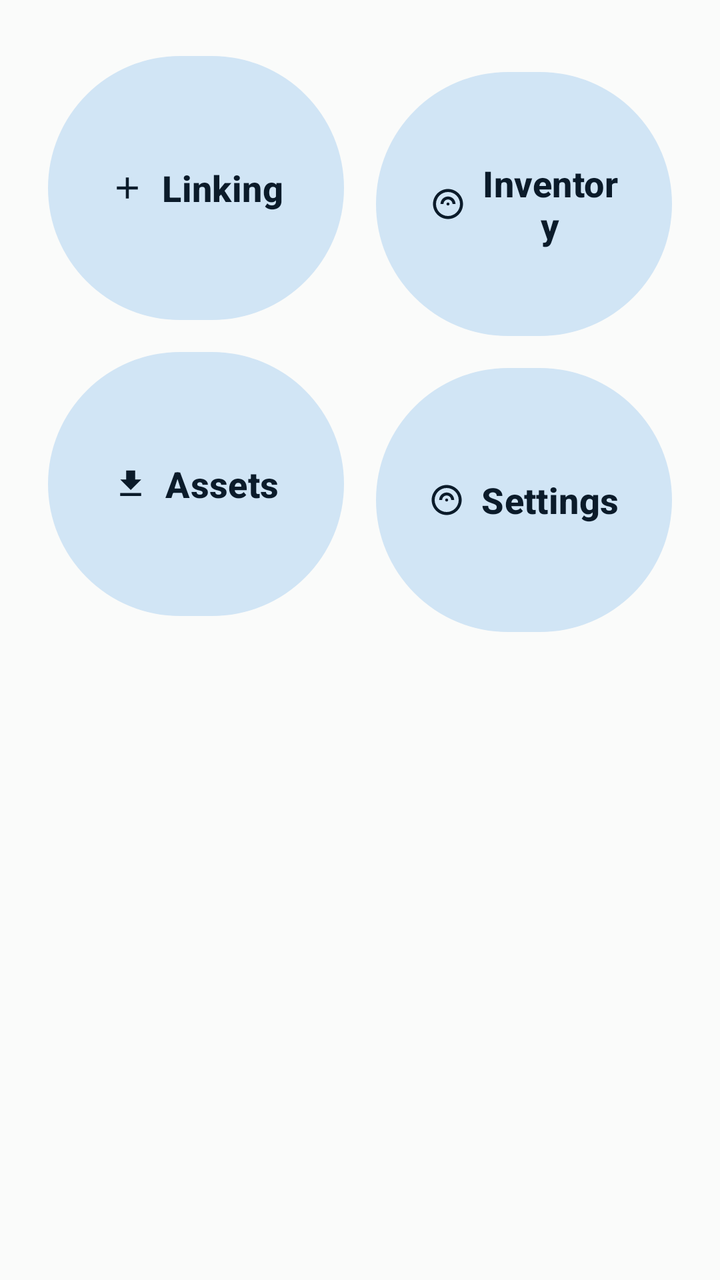
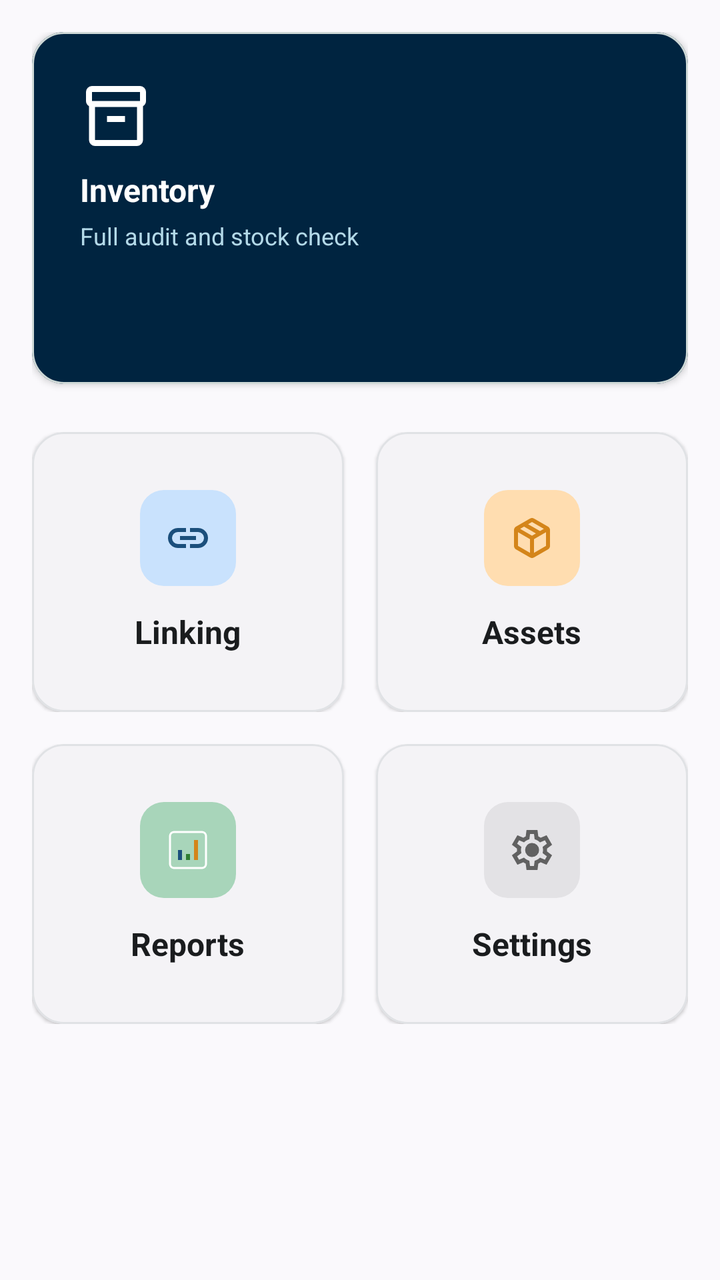

An Android layout rendered at two revisions. The XML below is the earlier revision; the diff shows what the commit changed to produce the second picture.
<!-- AndroidManifest.xml: application theme Theme.StockBuddy -->
<!-- res/layout/fragment_home.xml -->
<?xml version="1.0" encoding="utf-8"?>
<androidx.constraintlayout.widget.ConstraintLayout xmlns:android="http://schemas.android.com/apk/res/android"
    xmlns:app="http://schemas.android.com/apk/res-auto"
    android:layout_width="match_parent"
    android:layout_height="match_parent"
    android:padding="16dp">

    
    <com.google.android.material.button.MaterialButton
        android:id="@+id/tileLinking"
        android:layout_width="0dp"
        android:layout_height="140dp"
        android:layout_margin="8dp"
        android:text="@string/home_linking"
        android:textSize="18sp"
        style="@style/Widget.Material3.Button.TonalButton"
        app:icon="@drawable/ic_add"
        app:iconGravity="textStart"
        app:layout_constraintTop_toTopOf="parent"
        app:layout_constraintStart_toStartOf="parent"
        app:layout_constraintEnd_toStartOf="@id/tileInventory"
        app:layout_constraintHorizontal_chainStyle="spread_inside" />

    <com.google.android.material.button.MaterialButton
        android:id="@+id/tileInventory"
        android:layout_width="0dp"
        android:layout_height="140dp"
        android:layout_margin="8dp"
        android:text="@string/home_inventory"
        android:textSize="18sp"
        style="@style/Widget.Material3.Button.TonalButton"
        app:icon="@drawable/ic_rfid"
        app:iconGravity="textStart"
        app:layout_constraintTop_toTopOf="@id/tileLinking"
        app:layout_constraintStart_toEndOf="@id/tileLinking"
        app:layout_constraintEnd_toEndOf="parent" />

    
    <com.google.android.material.button.MaterialButton
        android:id="@+id/tileAssets"
        android:layout_width="0dp"
        android:layout_height="140dp"
        android:layout_margin="8dp"
        android:text="@string/home_assets"
        android:textSize="18sp"
        style="@style/Widget.Material3.Button.TonalButton"
        app:icon="@drawable/ic_download"
        app:iconGravity="textStart"
        app:layout_constraintTop_toBottomOf="@id/tileLinking"
        app:layout_constraintStart_toStartOf="parent"
        app:layout_constraintEnd_toStartOf="@id/tileSettings"
        app:layout_constraintHorizontal_chainStyle="spread_inside" />

    <com.google.android.material.button.MaterialButton
        android:id="@+id/tileSettings"
        android:layout_width="0dp"
        android:layout_height="140dp"
        android:layout_margin="8dp"
        android:text="@string/home_settings"
        android:textSize="18sp"
        style="@style/Widget.Material3.Button.TonalButton"
        app:icon="@drawable/ic_rfid"
        app:iconGravity="textStart"
        app:layout_constraintTop_toBottomOf="@id/tileInventory"
        app:layout_constraintStart_toEndOf="@id/tileAssets"
        app:layout_constraintEnd_toEndOf="parent" />

</androidx.constraintlayout.widget.ConstraintLayout>
<!-- resources referenced by this layout -->
<resources>
  <!-- drawable ic_add (drawable) -->
  <vector xmlns:android="http://schemas.android.com/apk/res/android"
      android:width="24dp" android:height="24dp" android:viewportWidth="24" android:viewportHeight="24">
      <path android:fillColor="#FFFFFF" android:pathData="M19,13h-6v6h-2v-6L5,13v-2h6L11,5h2v6h6v2z"/>
  </vector>
  <!-- drawable ic_download (drawable) -->
  <vector xmlns:android="http://schemas.android.com/apk/res/android"
      android:width="24dp" android:height="24dp" android:viewportWidth="24" android:viewportHeight="24">
      <path android:fillColor="#1A1C1E" android:pathData="M19,9h-4L15,3L9,3v6L5,9l7,7 7,-7zM5,18v2h14v-2L5,18z"/>
  </vector>
  <!-- drawable ic_rfid (drawable) -->
  <vector xmlns:android="http://schemas.android.com/apk/res/android"
      android:width="24dp" android:height="24dp" android:viewportWidth="24" android:viewportHeight="24">
      <path android:fillColor="#FFFFFF"
          android:pathData="M12,2C6.48,2 2,6.48 2,12s4.48,10 10,10 10,-4.48 10,-10S17.52,2 12,2zM12,20c-4.41,0 -8,-3.59 -8,-8s3.59,-8 8,-8 8,3.59 8,8 -3.59,8 -8,8zM12,7c-2.76,0 -5,2.24 -5,5h2c0,-1.66 1.34,-3 3,-3s3,1.34 3,3h2c0,-2.76 -2.24,-5 -5,-5zM12,11c-0.55,0 -1,0.45 -1,1s0.45,1 1,1 1,-0.45 1,-1 -0.45,-1 -1,-1z"/>
  </vector>
  <color name="md_theme_primary">#0D7C7C</color>
  <color name="md_theme_primaryContainer">#4FF8F8</color>
  <color name="md_theme_onPrimaryContainer">#002020</color>
  <color name="md_theme_secondary">#4F616E</color>
  <color name="md_theme_secondaryContainer">#D1E5F5</color>
  <color name="md_theme_onSecondaryContainer">#0B1B2A</color>
  <color name="md_theme_tertiary">#7A5D52</color>
  <color name="md_theme_tertiaryContainer">#FFDDD4</color>
  <!-- unchanged entries left out for length: 40 -->
</resources>

<!-- the commit's change to res/layout/fragment_home.xml (unified diff, before → after) -->
@@ -1,68 +1,261 @@
 <?xml version="1.0" encoding="utf-8"?>
-<androidx.constraintlayout.widget.ConstraintLayout xmlns:android="http://schemas.android.com/apk/res/android"
+<ScrollView xmlns:android="http://schemas.android.com/apk/res/android"
     xmlns:app="http://schemas.android.com/apk/res-auto"
     android:layout_width="match_parent"
     android:layout_height="match_parent"
-    android:padding="16dp">
-
-    
-    <com.google.android.material.button.MaterialButton
-        android:id="@+id/tileLinking"
-        android:layout_width="0dp"
-        android:layout_height="140dp"
-        android:layout_margin="8dp"
-        android:text="@string/home_linking"
-        android:textSize="18sp"
-        style="@style/Widget.Material3.Button.TonalButton"
-        app:icon="@drawable/ic_add"
-        app:iconGravity="textStart"
-        app:layout_constraintTop_toTopOf="parent"
-        app:layout_constraintStart_toStartOf="parent"
-        app:layout_constraintEnd_toStartOf="@id/tileInventory"
-        app:layout_constraintHorizontal_chainStyle="spread_inside" />
-
-    <com.google.android.material.button.MaterialButton
-        android:id="@+id/tileInventory"
-        android:layout_width="0dp"
-        android:layout_height="140dp"
-        android:layout_margin="8dp"
-        android:text="@string/home_inventory"
-        android:textSize="18sp"
-        style="@style/Widget.Material3.Button.TonalButton"
-        app:icon="@drawable/ic_rfid"
-        app:iconGravity="textStart"
-        app:layout_constraintTop_toTopOf="@id/tileLinking"
-        app:layout_constraintStart_toEndOf="@id/tileLinking"
-        app:layout_constraintEnd_toEndOf="parent" />
-
-    
-    <com.google.android.material.button.MaterialButton
-        android:id="@+id/tileAssets"
-        android:layout_width="0dp"
-        android:layout_height="140dp"
-        android:layout_margin="8dp"
-        android:text="@string/home_assets"
-        android:textSize="18sp"
-        style="@style/Widget.Material3.Button.TonalButton"
-        app:icon="@drawable/ic_download"
-        app:iconGravity="textStart"
-        app:layout_constraintTop_toBottomOf="@id/tileLinking"
-        app:layout_constraintStart_toStartOf="parent"
-        app:layout_constraintEnd_toStartOf="@id/tileSettings"
-        app:layout_constraintHorizontal_chainStyle="spread_inside" />
-
-    <com.google.android.material.button.MaterialButton
-        android:id="@+id/tileSettings"
-        android:layout_width="0dp"
-        android:layout_height="140dp"
-        android:layout_margin="8dp"
-        android:text="@string/home_settings"
-        android:textSize="18sp"
-        style="@style/Widget.Material3.Button.TonalButton"
-        app:icon="@drawable/ic_rfid"
-        app:iconGravity="textStart"
-        app:layout_constraintTop_toBottomOf="@id/tileInventory"
-        app:layout_constraintStart_toEndOf="@id/tileAssets"
-        app:layout_constraintEnd_toEndOf="parent" />
-
-</androidx.constraintlayout.widget.ConstraintLayout>
+    android:background="@color/home_background">
+
+    <LinearLayout
+        android:layout_width="match_parent"
+        android:layout_height="wrap_content"
+        android:orientation="vertical"
+        android:padding="16dp"
+        android:paddingTop="24dp">
+
+        
+        <com.google.android.material.card.MaterialCardView
+            android:id="@+id/cardInventoryFeatured"
+            android:layout_width="match_parent"
+            android:layout_height="176dp"
+            android:layout_marginBottom="24dp"
+            app:cardBackgroundColor="@color/md_theme_primary"
+            app:cardCornerRadius="16dp"
+            app:cardElevation="2dp">
+
+            <LinearLayout
+                android:layout_width="match_parent"
+                android:layout_height="match_parent"
+                android:orientation="vertical"
+                android:padding="24dp">
+
+                
+                <LinearLayout
+                    android:layout_width="wrap_content"
+                    android:layout_height="wrap_content"
+                    android:orientation="vertical">
+
+                    <ImageView
+                        android:layout_width="36dp"
+                        android:layout_height="36dp"
+                        android:src="@drawable/inventory_2_24px"
+                        android:tint="@color/md_theme_onPrimary"
+                        android:layout_marginBottom="8dp"
+                        android:contentDescription="@null" />
+
+                    <TextView
+                        android:layout_width="wrap_content"
+                        android:layout_height="wrap_content"
+                        android:text="@string/home_inventory"
+                        android:textSize="16sp"
+                        android:textStyle="bold"
+                        android:textColor="@color/md_theme_onPrimary" />
+
+                    <TextView
+                        android:layout_width="wrap_content"
+                        android:layout_height="wrap_content"
+                        android:text="Full audit and stock check"
+                        android:textSize="12sp"
+                        android:textColor="@color/home_featured_subtitle"
+                        android:layout_marginTop="4dp" />
+                </LinearLayout>
+            </LinearLayout>
+        </com.google.android.material.card.MaterialCardView>
+
+        
+        <LinearLayout
+            android:layout_width="match_parent"
+            android:layout_height="wrap_content"
+            android:orientation="horizontal"
+            android:layout_marginBottom="16dp"
+            android:baselineAligned="false">
+
+            
+            <com.google.android.material.card.MaterialCardView
+                android:id="@+id/tileLinking"
+                android:layout_width="0dp"
+                android:layout_height="140dp"
+                android:layout_weight="1"
+                android:layout_marginEnd="8dp"
+                app:cardBackgroundColor="@color/home_tile_background"
+                app:cardCornerRadius="16dp"
+                app:cardElevation="1dp"
+                app:strokeColor="@color/home_tile_border"
+                app:strokeWidth="1dp">
+
+                <LinearLayout
+                    android:layout_width="match_parent"
+                    android:layout_height="match_parent"
+                    android:orientation="vertical"
+                    android:gravity="center"
+                    android:padding="20dp">
+
+                    <FrameLayout
+                        android:layout_width="48dp"
+                        android:layout_height="48dp"
+                        android:background="@drawable/home_icon_bg_blue"
+                        android:layout_marginBottom="12dp">
+
+                        <ImageView
+                            android:layout_width="24dp"
+                            android:layout_height="24dp"
+                            android:src="@drawable/link_24px"
+                            android:tint="#1B4F7C"
+                            android:layout_gravity="center"
+                            android:contentDescription="@null" />
+                    </FrameLayout>
+
+                    <TextView
+                        android:layout_width="wrap_content"
+                        android:layout_height="wrap_content"
+                        android:text="@string/home_linking"
+                        android:textSize="16sp"
+                        android:textStyle="bold"
+                        android:textColor="@color/home_tile_title" />
+                </LinearLayout>
+            </com.google.android.material.card.MaterialCardView>
+
+            
+            <com.google.android.material.card.MaterialCardView
+                android:id="@+id/tileAssets"
+                android:layout_width="0dp"
+                android:layout_height="140dp"
+                android:layout_weight="1"
+                android:layout_marginStart="8dp"
+                app:cardBackgroundColor="@color/home_tile_background"
+                app:cardCornerRadius="16dp"
+                app:cardElevation="1dp"
+                app:strokeColor="@color/home_tile_border"
+                app:strokeWidth="1dp">
+
+                <LinearLayout
+                    android:layout_width="match_parent"
+                    android:layout_height="match_parent"
+                    android:orientation="vertical"
+                    android:gravity="center"
+                    android:padding="20dp">
+
+                    <FrameLayout
+                        android:layout_width="48dp"
+                        android:layout_height="48dp"
+                        android:background="@drawable/home_icon_bg_peach"
+                        android:layout_marginBottom="12dp">
+
+                        <ImageView
+                            android:layout_width="24dp"
+                            android:layout_height="24dp"
+                            android:src="@drawable/package_2_24px"
+                            android:tint="#D4851A"
+                            android:layout_gravity="center"
+                            android:contentDescription="@null" />
+                    </FrameLayout>
+
+                    <TextView
+                        android:layout_width="wrap_content"
+                        android:layout_height="wrap_content"
+                        android:text="@string/home_assets"
+                        android:textSize="16sp"
+                        android:textStyle="bold"
+                        android:textColor="@color/home_tile_title" />
+                </LinearLayout>
+            </com.google.android.material.card.MaterialCardView>
+        </LinearLayout>
+
+        
+        <LinearLayout
+            android:layout_width="match_parent"
+            android:layout_height="wrap_content"
+            android:orientation="horizontal"
+            android:layout_marginBottom="80dp"
+            android:baselineAligned="false">
+
+            
+            <com.google.android.material.card.MaterialCardView
+                android:id="@+id/tileReports"
+                android:layout_width="0dp"
+                android:layout_height="140dp"
+                android:layout_weight="1"
+                android:layout_marginEnd="8dp"
+                app:cardBackgroundColor="@color/home_tile_background"
+                app:cardCornerRadius="16dp"
+                app:cardElevation="1dp"
+                app:strokeColor="@color/home_tile_border"
+                app:strokeWidth="1dp">
+
+                <LinearLayout
+                    android:layout_width="match_parent"
+                    android:layout_height="match_parent"
+                    android:orientation="vertical"
+                    android:gravity="center"
+                    android:padding="20dp">
+
+                    <FrameLayout
+                        android:layout_width="48dp"
+                        android:layout_height="48dp"
+                        android:background="@drawable/home_icon_bg_green"
+                        android:layout_marginBottom="12dp">
+
+                        <ImageView
+                            android:layout_width="24dp"
+                            android:layout_height="24dp"
+                            android:src="@drawable/analytics_24px"
+                            android:layout_gravity="center"
+                            android:contentDescription="@null" />
+                    </FrameLayout>
+
+                    <TextView
+                        android:layout_width="wrap_content"
+                        android:layout_height="wrap_content"
+                        android:text="@string/home_reports"
+                        android:textSize="16sp"
+                        android:textStyle="bold"
+                        android:textColor="@color/home_tile_title" />
+                </LinearLayout>
+            </com.google.android.material.card.MaterialCardView>
+
+            
+            <com.google.android.material.card.MaterialCardView
+                android:id="@+id/tileSettings"
+                android:layout_width="0dp"
+                android:layout_height="140dp"
+                android:layout_weight="1"
+                android:layout_marginStart="8dp"
+                app:cardBackgroundColor="@color/home_tile_background"
+                app:cardCornerRadius="16dp"
+                app:cardElevation="1dp"
+                app:strokeColor="@color/home_tile_border"
+                app:strokeWidth="1dp">
+
+                <LinearLayout
+                    android:layout_width="match_parent"
+                    android:layout_height="match_parent"
+                    android:orientation="vertical"
+                    android:gravity="center"
+                    android:padding="20dp">
+
+                    <FrameLayout
+                        android:layout_width="48dp"
+                        android:layout_height="48dp"
+                        android:background="@drawable/home_icon_bg_grey"
+                        android:layout_marginBottom="12dp">
+
+                        <ImageView
+                            android:layout_width="24dp"
+                            android:layout_height="24dp"
+                            android:src="@drawable/settings_24px"
+                            android:tint="#616161"
+                            android:layout_gravity="center"
+                            android:contentDescription="@null" />
+                    </FrameLayout>
+
+                    <TextView
+                        android:layout_width="wrap_content"
+                        android:layout_height="wrap_content"
+                        android:text="@string/home_settings"
+                        android:textSize="16sp"
+                        android:textStyle="bold"
+                        android:textColor="@color/home_tile_title" />
+                </LinearLayout>
+            </com.google.android.material.card.MaterialCardView>
+        </LinearLayout>
+    </LinearLayout>
+</ScrollView>
<!-- resource entries referenced after the edit -->
@@ -1,29 +1,116 @@
 <!-- resources referenced by this layout -->
 <resources>
-  <!-- drawable ic_add (drawable) -->
+  <color name="home_background">#faf9fc</color>
+  <color name="home_featured_subtitle">#B3D9E8</color>
+  <color name="home_tile_background">#f4f3f6</color>
+  <color name="home_tile_border">#E0E2E5</color>
+  <color name="home_tile_title">#1a1c1e</color>
+  <color name="md_theme_primary">#002440</color>
+  <!-- drawable analytics_24px (drawable) -->
   <vector xmlns:android="http://schemas.android.com/apk/res/android"
-      android:width="24dp" android:height="24dp" android:viewportWidth="24" android:viewportHeight="24">
-      <path android:fillColor="#FFFFFF" android:pathData="M19,13h-6v6h-2v-6L5,13v-2h6L11,5h2v6h6v2z"/>
+      android:width="24dp"
+      android:height="24dp"
+      android:viewportWidth="960"
+      android:viewportHeight="960">
+    
+    <path
+        android:fillColor="#1B4F7C"
+        android:pathData="M280,680L360,680L360,480L280,480L280,680Z"/>
+    
+    <path
+        android:fillColor="#D4851A"
+        android:pathData="M600,680L680,680L680,280L600,280L600,680Z"/>
+    
+    <path
+        android:fillColor="#2E7D32"
+        android:pathData="M440,680L520,680L520,560L440,560L440,680Z"/>
+    
+    <path
+        android:fillColor="@android:color/transparent"
+        android:strokeColor="@android:color/white"
+        android:strokeWidth="40"
+        android:pathData="M200,840Q167,840 143.5,816.5Q120,793 120,760L120,200Q120,167 143.5,143.5Q167,120 200,120L760,120Q793,120 816.5,143.5Q840,167 840,200L840,760Q840,793 816.5,816.5Q793,840 760,840L200,840Z"/>
   </vector>
-  <!-- drawable ic_download (drawable) -->
+  <!-- drawable home_icon_bg_blue (drawable) -->
+  <?xml version="1.0" encoding="utf-8"?>
+  <shape xmlns:android="http://schemas.android.com/apk/res/android" android:shape="rectangle">
+      <solid android:color="@color/home_icon_bg_blue" />
+      <corners android:radius="12dp" />
+  </shape>
+  <!-- drawable home_icon_bg_green (drawable) -->
+  <?xml version="1.0" encoding="utf-8"?>
+  <shape xmlns:android="http://schemas.android.com/apk/res/android"
+      android:shape="rectangle">
+      <solid android:color="#A8D5BA" />
+      <corners android:radius="12dp" />
+  </shape>
+  <!-- drawable home_icon_bg_grey (drawable) -->
+  <?xml version="1.0" encoding="utf-8"?>
+  <shape xmlns:android="http://schemas.android.com/apk/res/android" android:shape="rectangle">
+      <solid android:color="@color/home_icon_bg_grey" />
+      <corners android:radius="12dp" />
+  </shape>
+  <!-- drawable home_icon_bg_peach (drawable) -->
+  <?xml version="1.0" encoding="utf-8"?>
+  <shape xmlns:android="http://schemas.android.com/apk/res/android" android:shape="rectangle">
+      <solid android:color="@color/home_icon_bg_peach" />
+      <corners android:radius="12dp" />
+  </shape>
+  <!-- drawable inventory_2_24px (drawable) -->
   <vector xmlns:android="http://schemas.android.com/apk/res/android"
-      android:width="24dp" android:height="24dp" android:viewportWidth="24" android:viewportHeight="24">
-      <path android:fillColor="#1A1C1E" android:pathData="M19,9h-4L15,3L9,3v6L5,9l7,7 7,-7zM5,18v2h14v-2L5,18z"/>
+      android:width="24dp"
+      android:height="24dp"
+      android:viewportWidth="960"
+      android:viewportHeight="960"
+      android:tint="?attr/colorControlNormal">
+    <path
+        android:fillColor="@android:color/white"
+        android:pathData="M200,880Q167,880 143.5,856.5Q120,833 120,800L120,349Q102,338 91,320.5Q80,303 80,280L80,160Q80,127 103.5,103.5Q127,80 160,80L800,80Q833,80 856.5,103.5Q880,127 880,160L880,280Q880,303 869,320.5Q858,338 840,349L840,800Q840,833 816.5,856.5Q793,880 760,880L200,880ZM200,360L200,800Q200,800 200,800Q200,800 200,800L760,800Q760,800 760,800Q760,800 760,800L760,360L200,360ZM160,280L800,280Q800,280 800,280Q800,280 800,280L800,160Q800,160 800,160Q800,160 800,160L160,160Q160,160 160,160Q160,160 160,160L160,280Q160,280 160,280Q160,280 160,280ZM360,560L600,560L600,480L360,480L360,560ZM480,580L480,580L480,580Q480,580 480,580Q480,580 480,580L480,580Q480,580 480,580Q480,580 480,580Z"/>
   </vector>
-  <!-- drawable ic_rfid (drawable) -->
+  <!-- drawable link_24px (drawable) -->
   <vector xmlns:android="http://schemas.android.com/apk/res/android"
-      android:width="24dp" android:height="24dp" android:viewportWidth="24" android:viewportHeight="24">
-      <path android:fillColor="#FFFFFF"
-          android:pathData="M12,2C6.48,2 2,6.48 2,12s4.48,10 10,10 10,-4.48 10,-10S17.52,2 12,2zM12,20c-4.41,0 -8,-3.59 -8,-8s3.59,-8 8,-8 8,3.59 8,8 -3.59,8 -8,8zM12,7c-2.76,0 -5,2.24 -5,5h2c0,-1.66 1.34,-3 3,-3s3,1.34 3,3h2c0,-2.76 -2.24,-5 -5,-5zM12,11c-0.55,0 -1,0.45 -1,1s0.45,1 1,1 1,-0.45 1,-1 -0.45,-1 -1,-1z"/>
+      android:width="24dp"
+      android:height="24dp"
+      android:viewportWidth="960"
+      android:viewportHeight="960"
+      android:tint="?attr/colorControlNormal">
+    <path
+        android:fillColor="@android:color/white"
+        android:pathData="M440,680L280,680Q197,680 138.5,621.5Q80,563 80,480Q80,397 138.5,338.5Q197,280 280,280L440,280L440,360L280,360Q230,360 195,395Q160,430 160,480Q160,530 195,565Q230,600 280,600L440,600L440,680ZM320,520L320,440L640,440L640,520L320,520ZM520,680L520,600L680,600Q730,600 765,565Q800,530 800,480Q800,430 765,395Q730,360 680,360L520,360L520,280L680,280Q763,280 821.5,338.5Q880,397 880,480Q880,563 821.5,621.5Q763,680 680,680L520,680Z"/>
   </vector>
-  <color name="md_theme_primary">#0D7C7C</color>
-  <color name="md_theme_primaryContainer">#4FF8F8</color>
-  <color name="md_theme_onPrimaryContainer">#002020</color>
-  <color name="md_theme_secondary">#4F616E</color>
-  <color name="md_theme_secondaryContainer">#D1E5F5</color>
-  <color name="md_theme_onSecondaryContainer">#0B1B2A</color>
-  <color name="md_theme_tertiary">#7A5D52</color>
-  <color name="md_theme_tertiaryContainer">#FFDDD4</color>
+  <!-- drawable package_2_24px (drawable) -->
+  <vector xmlns:android="http://schemas.android.com/apk/res/android"
+      android:width="24dp"
+      android:height="24dp"
+      android:viewportWidth="960"
+      android:viewportHeight="960"
+      android:tint="?attr/colorControlNormal">
+    <path
+        android:fillColor="@android:color/white"
+        android:pathData="M440,777L440,503L200,364L200,638Q200,638 200,638Q200,638 200,638L440,777ZM520,777L760,638Q760,638 760,638Q760,638 760,638L760,364L520,503L520,777ZM440,869L160,708Q141,697 130.5,679Q120,661 120,639L120,321Q120,299 130.5,281Q141,263 160,252L440,91Q459,80 480,80Q501,80 520,91L800,252Q819,263 829.5,281Q840,299 840,321L840,639Q840,661 829.5,679Q819,697 800,708L520,869Q501,880 480,880Q459,880 440,869ZM640,341L717,297L480,160Q480,160 480,160Q480,160 480,160L402,205L640,341ZM480,434L558,389L321,252L243,297L480,434Z"/>
+  </vector>
+  <!-- drawable settings_24px (drawable) -->
+  <vector xmlns:android="http://schemas.android.com/apk/res/android"
+      android:width="24dp"
+      android:height="24dp"
+      android:viewportWidth="960"
+      android:viewportHeight="960"
+      android:tint="?attr/colorControlNormal">
+    <path
+        android:fillColor="@android:color/white"
+        android:pathData="M370,880L354,752Q341,747 329.5,740Q318,733 307,725L188,775L78,585L181,507Q180,500 180,493.5Q180,487 180,480Q180,473 180,466.5Q180,460 181,453L78,375L188,185L307,235Q318,227 330,220Q342,213 354,208L370,80L590,80L606,208Q619,213 630.5,220Q642,227 653,235L772,185L882,375L779,453Q780,460 780,466.5Q780,473 780,480Q780,487 780,493.5Q780,500 778,507L881,585L771,775L653,725Q642,733 630,740Q618,747 606,752L590,880L370,880ZM440,800L519,800L533,694Q564,686 590.5,670.5Q617,655 639,633L738,674L777,606L691,541Q696,527 698,511.5Q700,496 700,480Q700,464 698,448.5Q696,433 691,419L777,354L738,286L639,328Q617,305 590.5,289.5Q564,274 533,266L520,160L441,160L427,266Q396,274 369.5,289.5Q343,305 321,327L222,286L183,354L269,418Q264,433 262,448Q260,463 260,480Q260,496 262,511Q264,526 269,541L183,606L222,674L321,632Q343,655 369.5,670.5Q396,686 427,694L440,800ZM482,620Q540,620 581,579Q622,538 622,480Q622,422 581,381Q540,340 482,340Q423,340 382.5,381Q342,422 342,480Q342,538 382.5,579Q423,620 482,620ZM480,480L480,480Q480,480 480,480Q480,480 480,480L480,480L480,480L480,480Q480,480 480,480Q480,480 480,480Q480,480 480,480Q480,480 480,480L480,480L480,480L480,480Q480,480 480,480Q480,480 480,480L480,480L480,480L480,480Q480,480 480,480Q480,480 480,480L480,480L480,480L480,480Q480,480 480,480Q480,480 480,480Q480,480 480,480Q480,480 480,480L480,480L480,480L480,480Q480,480 480,480Q480,480 480,480L480,480Z"/>
+  </vector>
+  <string name="home_reports">Reports</string>
+  <color name="home_icon_bg_blue">#c9e2fd</color>
+  <color name="home_icon_bg_grey">#e3e2e5</color>
+  <color name="home_icon_bg_peach">#ffddb0</color>
+  <color name="md_theme_primaryContainer">#1b3a57</color>
+  <color name="md_theme_onPrimaryContainer">#87a4c6</color>
+  <color name="md_theme_secondary">#496177</color>
+  <color name="md_theme_secondaryContainer">#c9e2fd</color>
+  <color name="md_theme_onSecondaryContainer">#4d657b</color>
+  <color name="md_theme_tertiary">#321f00</color>
+  <color name="md_theme_tertiaryContainer">#ffddb0</color>
   <!-- unchanged entries left out for length: 40 -->
 </resources>
 
